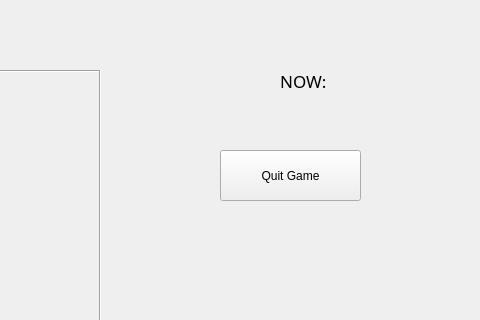
This is src/view/main_window.ui in naufal-dean/Halma-AI as Qt 5 draws it before an edit; both pictures show x 639 to 1119 and y 0 to 320 of the 1119 by 809 pixel window. The edited form follows.
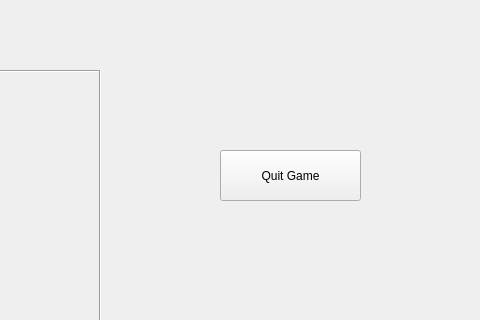
This is the edited form. The open tabs and pages were chosen to show the change.

Commit message: add current turn

Patch:
```diff
--- a/src/view/main_window.ui
+++ b/src/view/main_window.ui
@@ -290,11 +290,11 @@
        </property>
       </layout>
      </widget>
-      <widget class="QLabel" name="selectSizeTitle">
+      <widget class="QLabel" name="curPlayer">
       <property name="geometry">
        <rect>
-        <x>830</x>
-        <y>60</y>
+        <x>800</x>
+        <y>90</y>
         <width>231</width>
         <height>41</height>
        </rect>
@@ -306,7 +306,7 @@
        </font>
       </property>
       <property name="text">
-       <string>NOW: </string>
+       <string></string>
       </property>
       <property name="textFormat">
        <enum>Qt::AutoText</enum>
```
The commit also changes 1 other file.
